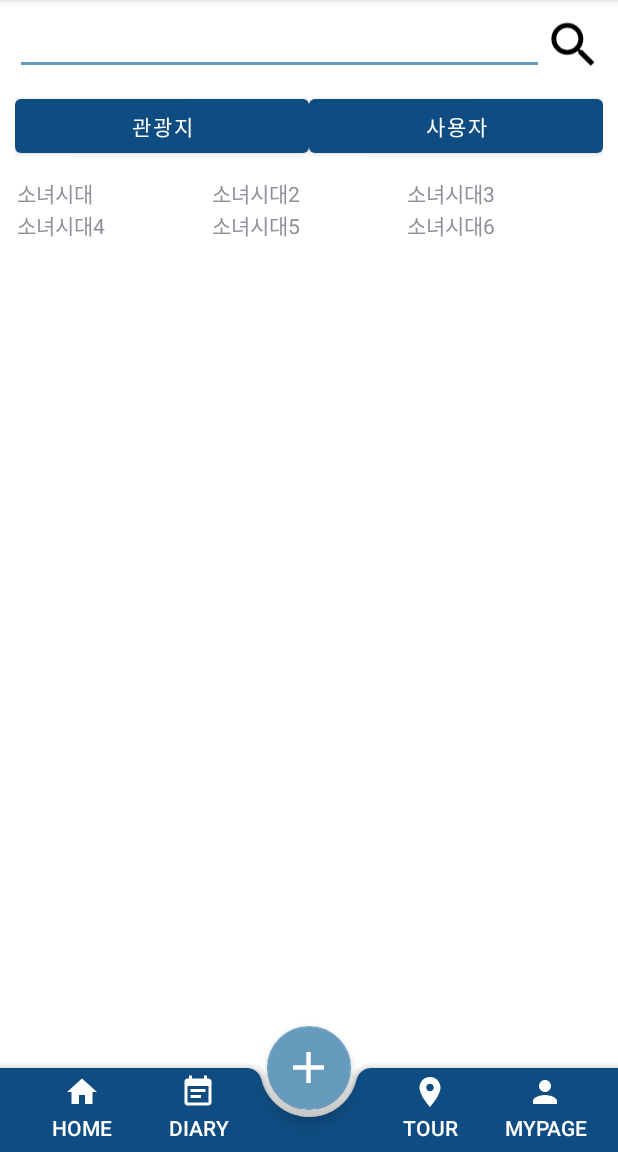
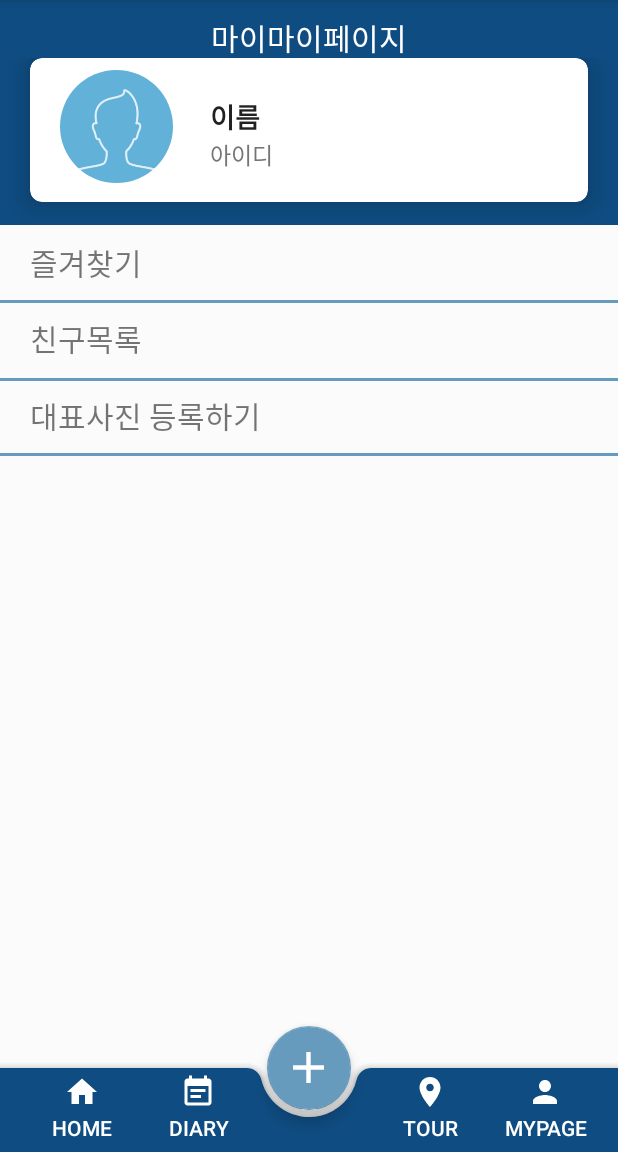
Before and after one commit to applejuice8382/capstone2, an Android app: the screen it shows after launch (MainActivity), on a phone screen of 412 x 824 dp, the part 84-1236 px from its top. Run offline under Robolectric (Android 15) with nearby library versions, the phone set to English and light mode, and no system bars; plain views replace RoundedImageView.

Commit message:
mainactivity update

```diff
--- a/app/src/main/java/com/example/capstone2/MainActivity.java
+++ b/app/src/main/java/com/example/capstone2/MainActivity.java
@@ -60,71 +60,71 @@ public class MainActivity extends AppCompatActivity {
 //
 //        listview.setAdapter(adapter);
 
-        GridView gridView = (GridView) findViewById(R.id.gridView);
-
-        // 어댑터 안에 데이터 담기
-        final GridAdapter adapter = new GridAdapter();
-
-        adapter.addItem(new GridItem("소녀시대"));
-        adapter.addItem(new GridItem("소녀시대2"));
-        adapter.addItem(new GridItem("소녀시대3"));
-        adapter.addItem(new GridItem("소녀시대4"));
-        adapter.addItem(new GridItem("소녀시대5"));
-        adapter.addItem(new GridItem("소녀시대6"));
-
-        // 리스트 뷰에 어댑터 설정
-        gridView.setAdapter(adapter);
-
-        // 이벤트 처리 리스너 설정
-        gridView.setOnItemClickListener(new AdapterView.OnItemClickListener() {
-            @Override
-            public void onItemClick(AdapterView<?> parent, View view, int position, long id) {
-                GridItem item = (GridItem) adapter.getItem(position);
-                Toast.makeText(getApplicationContext(), "선택 :" + item.getName(), Toast.LENGTH_LONG).show();
-            }
-        });
-
-    }
-
-    public class GridAdapter extends BaseAdapter {
-        ArrayList<GridItem> items = new ArrayList<GridItem>();
-
-
-        // Generate > implement methods
-        @Override
-        public int getCount() {
-            return items.size();
-        }
-
-        public void addItem(GridItem item) {
-            items.add(item);
-        }
-
-        @Override
-        public Object getItem(int position) {
-            return items.get(position);
-        }
-
-        @Override
-        public long getItemId(int position) {
-            return position;
-        }
-
-        @Override
-        public View getView(int position, View convertView, ViewGroup parent) {
-            GridItemView view = null;
-            if (convertView == null) {
-                view = new GridItemView(getApplicationContext());
-            } else {
-                view = (GridItemView) convertView;
-            }
-
-            GridItem item = items.get(position);
-
-            view.setName(item.getName());
-
-            return view;
-        }
+//        GridView gridView = (GridView) findViewById(R.id.gridView);
+//
+//        // 어댑터 안에 데이터 담기
+//        final GridAdapter adapter = new GridAdapter();
+//
+//        adapter.addItem(new GridItem("소녀시대"));
+//        adapter.addItem(new GridItem("소녀시대2"));
+//        adapter.addItem(new GridItem("소녀시대3"));
+//        adapter.addItem(new GridItem("소녀시대4"));
+//        adapter.addItem(new GridItem("소녀시대5"));
+//        adapter.addItem(new GridItem("소녀시대6"));
+//
+//        // 리스트 뷰에 어댑터 설정
+//        gridView.setAdapter(adapter);
+//
+//        // 이벤트 처리 리스너 설정
+//        gridView.setOnItemClickListener(new AdapterView.OnItemClickListener() {
+//            @Override
+//            public void onItemClick(AdapterView<?> parent, View view, int position, long id) {
+//                GridItem item = (GridItem) adapter.getItem(position);
+//                Toast.makeText(getApplicationContext(), "선택 :" + item.getName(), Toast.LENGTH_LONG).show();
+//            }
+//        });
+//
+//    }
+//
+//    public class GridAdapter extends BaseAdapter {
+//        ArrayList<GridItem> items = new ArrayList<GridItem>();
+//
+//
+//        // Generate > implement methods
+//        @Override
+//        public int getCount() {
+//            return items.size();
+//        }
+//
+//        public void addItem(GridItem item) {
+//            items.add(item);
+//        }
+//
+//        @Override
+//        public Object getItem(int position) {
+//            return items.get(position);
+//        }
+//
+//        @Override
+//        public long getItemId(int position) {
+//            return position;
+//        }
+//
+//        @Override
+//        public View getView(int position, View convertView, ViewGroup parent) {
+//            GridItemView view = null;
+//            if (convertView == null) {
+//                view = new GridItemView(getApplicationContext());
+//            } else {
+//                view = (GridItemView) convertView;
+//            }
+//
+//            GridItem item = items.get(position);
+//
+//            view.setName(item.getName());
+//
+//            return view;
+//        }
 
     }
 
--- a/app/src/main/res/layout/activity_main.xml
+++ b/app/src/main/res/layout/activity_main.xml
@@ -9,7 +9,7 @@
 
 
     <include
-        layout="@layout/search"
+        layout="@layout/mypage"
         android:layout_width="match_parent"
         android:layout_height="match_parent" />
 
```
Also changed, not shown: app/src/main/java/com/example/capstone2/GridAdapter.java (deleted, +0 -9 lines).
